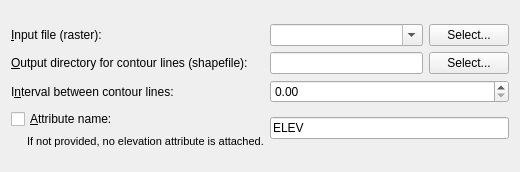
The window that qgis/python/plugins/GdalTools/tools/widgetContour.ui (sourcepole/qgis) describes before a commit, drawn with Qt 5.
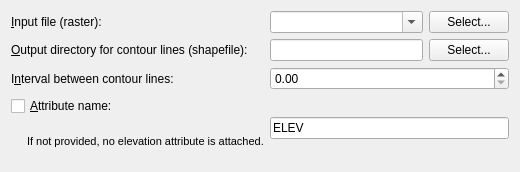
The same window after the commit.

Patch:
```diff
--- a/qgis/python/plugins/GdalTools/tools/widgetContour.ui
+++ b/qgis/python/plugins/GdalTools/tools/widgetContour.ui
@@ -115,9 +115,6 @@
      </item>
      <item row="3" column="0">
       <layout class="QVBoxLayout" name="verticalLayout">
-       <property name="sizeConstraint">
-        <enum>QLayout::SetFixedSize</enum>
-       </property>
        <item>
         <widget class="QCheckBox" name="attributeCheck">
          <property name="text">
@@ -127,12 +124,6 @@
        </item>
        <item>
         <widget class="QLabel" name="label_5">
-         <property name="sizePolicy">
-          <sizepolicy hsizetype="Preferred" vsizetype="Fixed">
-           <horstretch>0</horstretch>
-           <verstretch>0</verstretch>
-          </sizepolicy>
-         </property>
          <property name="font">
           <font>
            <pointsize>8</pointsize>
```
